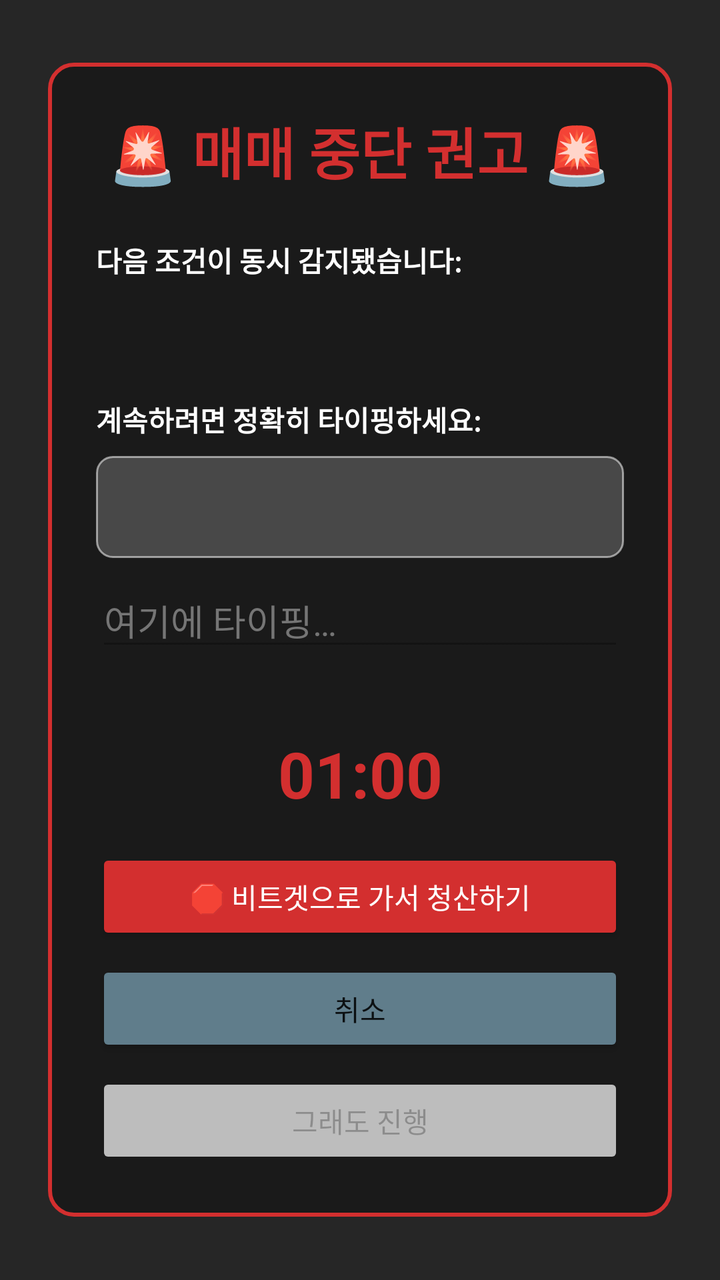
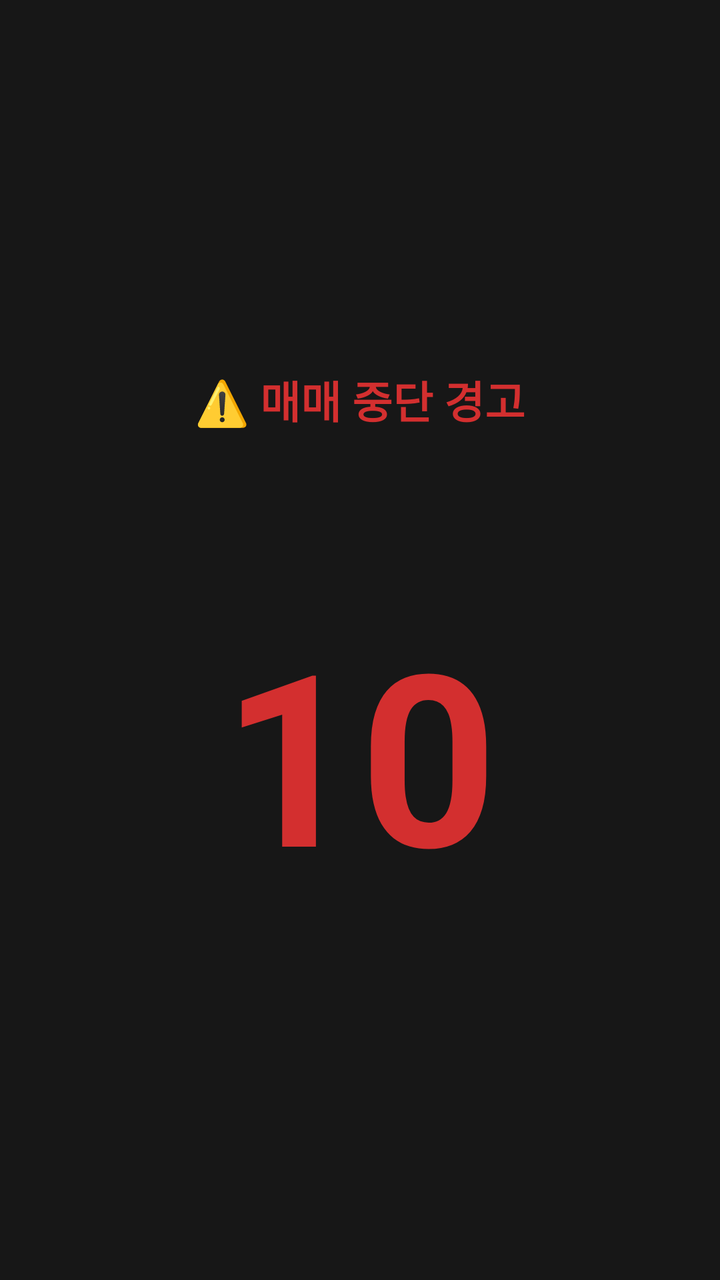

Before-and-after screenshots of an Android layout around one commit, followed by the original layout XML and the change that was made.
<!-- AndroidManifest.xml: application theme Theme.FuturesJournal -->
<!-- res/layout/overlay_warning.xml -->
<?xml version="1.0" encoding="utf-8"?>
<FrameLayout xmlns:android="http://schemas.android.com/apk/res/android"
    android:layout_width="match_parent"
    android:layout_height="match_parent"
    android:background="#D9000000"
    android:clickable="true"
    android:focusable="true">

    <ScrollView
        android:layout_width="match_parent"
        android:layout_height="wrap_content"
        android:layout_gravity="center"
        android:padding="24dp">

        <LinearLayout
            android:id="@+id/warning_card"
            android:layout_width="match_parent"
            android:layout_height="wrap_content"
            android:orientation="vertical"
            android:background="@drawable/warning_card_bg"
            android:padding="24dp">

            <TextView
                android:id="@+id/header_title"
                android:layout_width="match_parent"
                android:layout_height="wrap_content"
                android:text="@string/warning_title"
                android:textSize="28sp"
                android:textStyle="bold"
                android:textColor="@color/warning_red"
                android:gravity="center"
                android:layout_marginBottom="24dp" />

            <TextView
                android:layout_width="match_parent"
                android:layout_height="wrap_content"
                android:text="@string/trigger_detected"
                android:textStyle="bold"
                android:textColor="@color/white"
                android:layout_marginBottom="8dp" />

            <LinearLayout
                android:id="@+id/trigger_list"
                android:layout_width="match_parent"
                android:layout_height="wrap_content"
                android:orientation="vertical"
                android:layout_marginBottom="16dp" />

            <TextView
                android:id="@+id/context_text"
                android:layout_width="match_parent"
                android:layout_height="wrap_content"
                android:textColor="@color/text_secondary"
                android:layout_marginBottom="16dp" />

            <TextView
                android:layout_width="match_parent"
                android:layout_height="wrap_content"
                android:text="@string/type_prompt"
                android:textStyle="bold"
                android:textColor="@color/white"
                android:layout_marginBottom="8dp" />

            <TextView
                android:id="@+id/target_sentence"
                android:layout_width="match_parent"
                android:layout_height="wrap_content"
                android:textSize="20sp"
                android:textStyle="bold"
                android:textColor="@color/white"
                android:gravity="center"
                android:padding="12dp"
                android:background="@drawable/sentence_bg"
                android:layout_marginBottom="8dp" />

            <EditText
                android:id="@+id/typing_input"
                android:layout_width="match_parent"
                android:layout_height="wrap_content"
                android:hint="@string/type_hint"
                android:enabled="false"
                android:inputType="text"
                android:textColor="@color/white"
                android:textColorHint="@color/text_secondary" />

            <TextView
                android:id="@+id/typing_feedback"
                android:layout_width="match_parent"
                android:layout_height="wrap_content"
                android:textSize="14sp"
                android:textColor="@color/text_secondary"
                android:layout_marginBottom="16dp" />

            <TextView
                android:id="@+id/countdown"
                android:layout_width="match_parent"
                android:layout_height="wrap_content"
                android:text="01:00"
                android:textSize="32sp"
                android:textStyle="bold"
                android:textColor="@color/warning_red"
                android:gravity="center"
                android:layout_marginBottom="16dp" />

            <Button
                android:id="@+id/btn_open_bitget"
                android:layout_width="match_parent"
                android:layout_height="wrap_content"
                android:text="@string/btn_open_bitget"
                android:backgroundTint="@color/warning_red"
                android:textColor="@android:color/white"
                android:layout_marginBottom="8dp" />

            <Button
                android:id="@+id/btn_cancel"
                android:layout_width="match_parent"
                android:layout_height="wrap_content"
                android:text="@string/btn_cancel"
                android:backgroundTint="@color/button_secondary"
                android:layout_marginBottom="8dp" />

            <Button
                android:id="@+id/btn_proceed"
                android:layout_width="match_parent"
                android:layout_height="wrap_content"
                android:text="@string/btn_proceed"
                android:enabled="false"
                android:backgroundTint="@color/button_disabled" />

        </LinearLayout>
    </ScrollView>
</FrameLayout>
<!-- resources referenced by this layout -->
<resources>
  <color name="button_disabled">#FFBDBDBD</color>
  <color name="button_secondary">#FF607D8B</color>
  <color name="text_secondary">#FF757575</color>
  <color name="warning_red">#FFD32F2F</color>
  <color name="white">#FFFFFFFF</color>
  <!-- drawable sentence_bg (drawable) -->
  <?xml version="1.0" encoding="utf-8"?>
  <shape xmlns:android="http://schemas.android.com/apk/res/android"
      android:shape="rectangle">
      <solid android:color="#33FFFFFF" />
      <corners android:radius="8dp" />
      <stroke android:width="1dp" android:color="#88FFFFFF" />
  </shape>
  <!-- drawable warning_card_bg (drawable) -->
  <?xml version="1.0" encoding="utf-8"?>
  <shape xmlns:android="http://schemas.android.com/apk/res/android"
      android:shape="rectangle">
      <solid android:color="#FF1A1A1A" />
      <corners android:radius="12dp" />
      <stroke android:width="2dp" android:color="#FFD32F2F" />
  </shape>
  <string name="btn_cancel">취소</string>
  <string name="btn_open_bitget">🛑 비트겟으로 가서 청산하기</string>
  <string name="btn_proceed">그래도 진행</string>
  <string name="trigger_detected">다음 조건이 동시 감지됐습니다:</string>
  <string name="type_hint">여기에 타이핑…</string>
  <string name="type_prompt">계속하려면 정확히 타이핑하세요:</string>
  <string name="warning_title">🚨 매매 중단 권고 🚨</string>
  <style name="Theme.FuturesJournal" parent="Theme.MaterialComponents.DayNight.NoActionBar" />
</resources>

<!-- the commit's change to res/layout/overlay_warning.xml (unified diff, before → after) -->
@@ -2,15 +2,59 @@
 <FrameLayout xmlns:android="http://schemas.android.com/apk/res/android"
     android:layout_width="match_parent"
     android:layout_height="match_parent"
-    android:background="#D9000000"
+    android:background="#E8000000"
     android:clickable="true"
     android:focusable="true">
 
+    
+    <LinearLayout
+        android:id="@+id/countdown_phase"
+        android:layout_width="match_parent"
+        android:layout_height="match_parent"
+        android:orientation="vertical"
+        android:gravity="center"
+        android:padding="32dp">
+
+        <TextView
+            android:id="@+id/header_title"
+            android:layout_width="match_parent"
+            android:layout_height="wrap_content"
+            android:text="⚠️ 매매 중단 경고"
+            android:textSize="22sp"
+            android:textStyle="bold"
+            android:textColor="@color/warning_red"
+            android:gravity="center"
+            android:layout_marginBottom="12dp" />
+
+        <TextView
+            android:id="@+id/context_text"
+            android:layout_width="match_parent"
+            android:layout_height="wrap_content"
+            android:textColor="@color/text_secondary"
+            android:textSize="15sp"
+            android:gravity="center"
+            android:layout_marginBottom="48dp" />
+
+        <TextView
+            android:id="@+id/countdown"
+            android:layout_width="wrap_content"
+            android:layout_height="wrap_content"
+            android:text="10"
+            android:textSize="120sp"
+            android:textStyle="bold"
+            android:textColor="@color/warning_red"
+            android:layout_gravity="center_horizontal" />
+
+    </LinearLayout>
+
+    
     <ScrollView
+        android:id="@+id/typing_phase"
         android:layout_width="match_parent"
         android:layout_height="wrap_content"
         android:layout_gravity="center"
-        android:padding="24dp">
+        android:padding="24dp"
+        android:visibility="gone">
 
         <LinearLayout
             android:id="@+id/warning_card"
@@ -21,42 +65,9 @@
             android:padding="24dp">
 
             <TextView
-                android:id="@+id/header_title"
                 android:layout_width="match_parent"
                 android:layout_height="wrap_content"
-                android:text="@string/warning_title"
-                android:textSize="28sp"
-                android:textStyle="bold"
-                android:textColor="@color/warning_red"
-                android:gravity="center"
-                android:layout_marginBottom="24dp" />
-
-            <TextView
-                android:layout_width="match_parent"
-                android:layout_height="wrap_content"
-                android:text="@string/trigger_detected"
-                android:textStyle="bold"
-                android:textColor="@color/white"
-                android:layout_marginBottom="8dp" />
-
-            <LinearLayout
-                android:id="@+id/trigger_list"
-                android:layout_width="match_parent"
-                android:layout_height="wrap_content"
-                android:orientation="vertical"
-                android:layout_marginBottom="16dp" />
-
-            <TextView
-                android:id="@+id/context_text"
-                android:layout_width="match_parent"
-                android:layout_height="wrap_content"
-                android:textColor="@color/text_secondary"
-                android:layout_marginBottom="16dp" />
-
-            <TextView
-                android:layout_width="match_parent"
-                android:layout_height="wrap_content"
-                android:text="@string/type_prompt"
+                android:text="다음 문장을 정확히 입력하세요"
                 android:textStyle="bold"
                 android:textColor="@color/white"
                 android:layout_marginBottom="8dp" />
@@ -65,23 +76,23 @@
                 android:id="@+id/target_sentence"
                 android:layout_width="match_parent"
                 android:layout_height="wrap_content"
-                android:textSize="20sp"
+                android:textSize="18sp"
                 android:textStyle="bold"
                 android:textColor="@color/white"
                 android:gravity="center"
                 android:padding="12dp"
                 android:background="@drawable/sentence_bg"
-                android:layout_marginBottom="8dp" />
+                android:layout_marginBottom="12dp" />
 
             <EditText
                 android:id="@+id/typing_input"
                 android:layout_width="match_parent"
                 android:layout_height="wrap_content"
-                android:hint="@string/type_hint"
-                android:enabled="false"
+                android:hint="여기에 입력하세요"
                 android:inputType="text"
                 android:textColor="@color/white"
-                android:textColorHint="@color/text_secondary" />
+                android:textColorHint="@color/text_secondary"
+                android:layout_marginBottom="8dp" />
 
             <TextView
                 android:id="@+id/typing_feedback"
@@ -91,42 +102,36 @@
                 android:textColor="@color/text_secondary"
                 android:layout_marginBottom="16dp" />
 
-            <TextView
-                android:id="@+id/countdown"
+            
+            <LinearLayout
+                android:id="@+id/confirm_section"
                 android:layout_width="match_parent"
                 android:layout_height="wrap_content"
-                android:text="01:00"
-                android:textSize="32sp"
-                android:textStyle="bold"
-                android:textColor="@color/warning_red"
-                android:gravity="center"
-                android:layout_marginBottom="16dp" />
+                android:orientation="vertical"
+                android:visibility="gone">
 
-            <Button
-                android:id="@+id/btn_open_bitget"
-                android:layout_width="match_parent"
-                android:layout_height="wrap_content"
-                android:text="@string/btn_open_bitget"
-                android:backgroundTint="@color/warning_red"
-                android:textColor="@android:color/white"
-                android:layout_marginBottom="8dp" />
+                <TextView
+                    android:layout_width="match_parent"
+                    android:layout_height="wrap_content"
+                    android:text="본인과의 약속을 지키십시오."
+                    android:textSize="18sp"
+                    android:textStyle="bold"
+                    android:textColor="@color/white"
+                    android:gravity="center"
+                    android:layout_marginBottom="16dp" />
 
-            <Button
-                android:id="@+id/btn_cancel"
-                android:layout_width="match_parent"
-                android:layout_height="wrap_content"
-                android:text="@string/btn_cancel"
-                android:backgroundTint="@color/button_secondary"
-                android:layout_marginBottom="8dp" />
+                <Button
+                    android:id="@+id/btn_confirm"
+                    android:layout_width="match_parent"
+                    android:layout_height="wrap_content"
+                    android:text="확인"
+                    android:backgroundTint="@color/warning_red"
+                    android:textColor="@android:color/white"
+                    android:textSize="16sp" />
 
-            <Button
-                android:id="@+id/btn_proceed"
-                android:layout_width="match_parent"
-                android:layout_height="wrap_content"
-                android:text="@string/btn_proceed"
-                android:enabled="false"
-                android:backgroundTint="@color/button_disabled" />
+            </LinearLayout>
 
         </LinearLayout>
     </ScrollView>
+
 </FrameLayout>
<!-- resource entries referenced after the edit -->
@@ -1,7 +1,5 @@
 <!-- resources referenced by this layout -->
 <resources>
-  <color name="button_disabled">#FFBDBDBD</color>
-  <color name="button_secondary">#FF607D8B</color>
   <color name="text_secondary">#FF757575</color>
   <color name="warning_red">#FFD32F2F</color>
   <color name="white">#FFFFFFFF</color>
@@ -21,13 +19,6 @@
       <corners android:radius="12dp" />
       <stroke android:width="2dp" android:color="#FFD32F2F" />
   </shape>
-  <string name="btn_cancel">취소</string>
-  <string name="btn_open_bitget">🛑 비트겟으로 가서 청산하기</string>
-  <string name="btn_proceed">그래도 진행</string>
-  <string name="trigger_detected">다음 조건이 동시 감지됐습니다:</string>
-  <string name="type_hint">여기에 타이핑…</string>
-  <string name="type_prompt">계속하려면 정확히 타이핑하세요:</string>
-  <string name="warning_title">🚨 매매 중단 권고 🚨</string>
   <style name="Theme.FuturesJournal" parent="Theme.MaterialComponents.DayNight.NoActionBar" />
 </resources>
 
